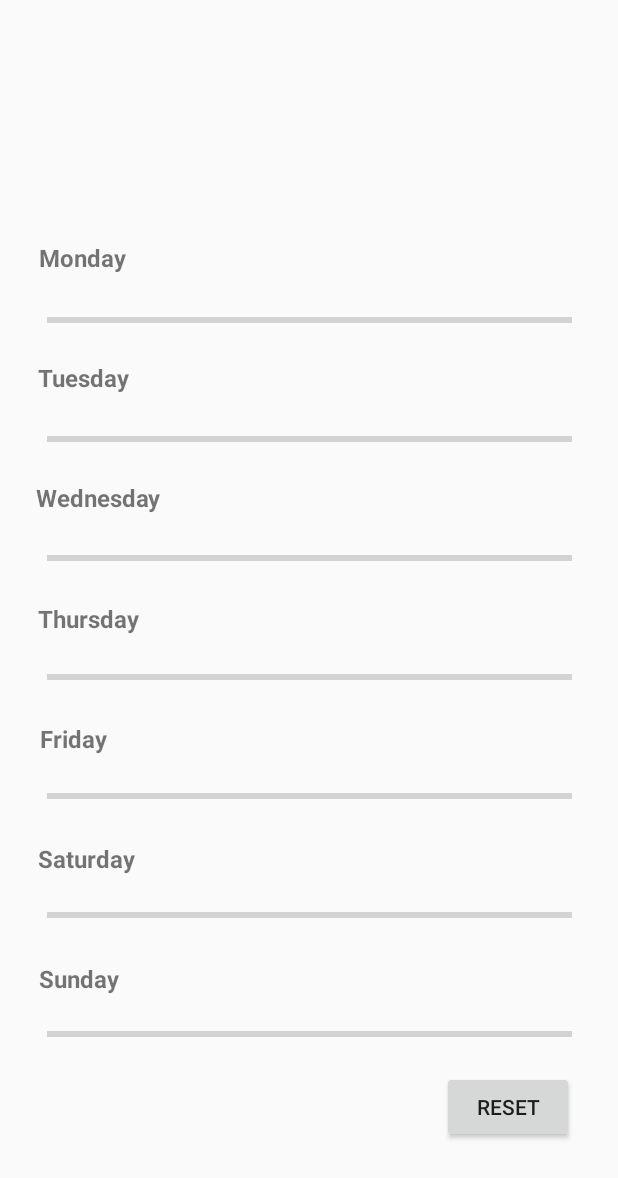
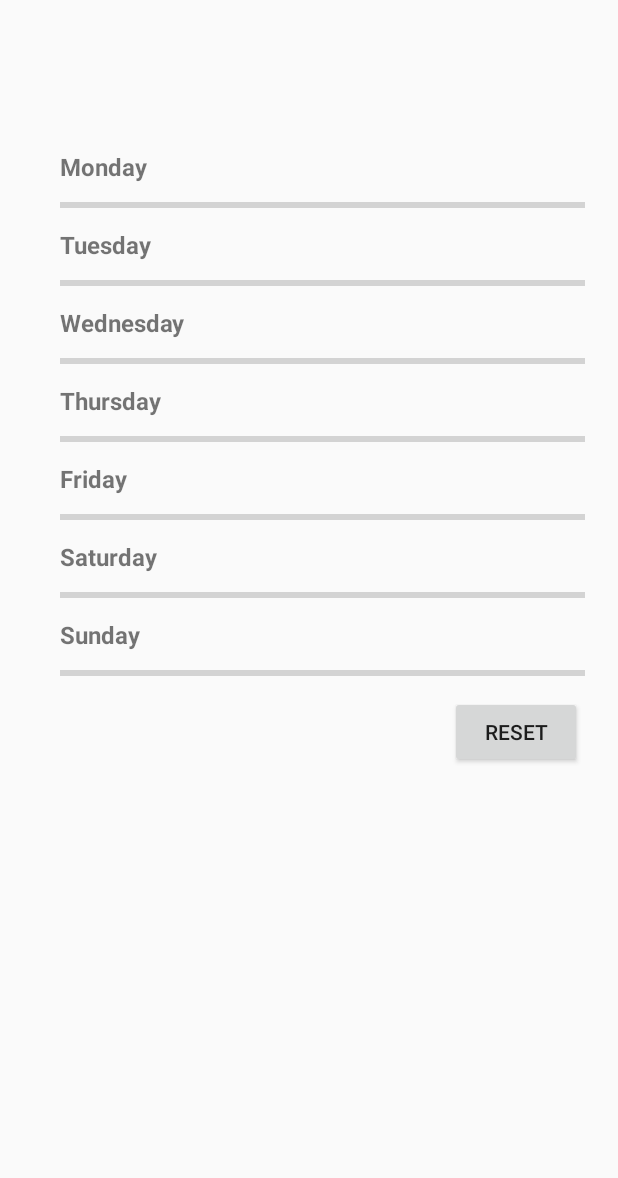
Before and after one commit to ryotiu/FitBuddyCollab, an Android app: the WeeklyTracker screen opened directly, with no data from a screen before it, on a phone screen of 412 x 824 dp. Shown: the top 1178 px of the screen. Run offline under Robolectric (Android 15) with nearby library versions, the phone set to English and light mode, and no system bars.

Commit message:
Modified Weekly Trackers class Modified weekly tracker activity

```diff
--- a/app/src/main/java/com/example/fitbuddy/WeeklyTracker.java
+++ b/app/src/main/java/com/example/fitbuddy/WeeklyTracker.java
@@ -1,14 +1,91 @@
 package com.example.fitbuddy;
 
+import android.content.Intent;
 import android.os.Bundle;
+import android.sax.EndTextElementListener;
+import android.view.View;
+import android.widget.Button;
+import android.widget.CheckBox;
+import android.widget.ProgressBar;
+import android.widget.TextView;
+
 import androidx.appcompat.app.AppCompatActivity;
 
+import org.w3c.dom.Text;
+
 public class WeeklyTracker extends AppCompatActivity {
+
+    // Monday Variables
+    private TextView MondayTextView;
+    private ProgressBar MondayProgressBar;
+    private CheckBox MondayAerobicCheckbox;
+    private CheckBox MondayCircuitCheckbox;
+    private CheckBox MondayIntervalCheckbox;
+    private CheckBox MondayFlexibilityCheckbox;
+    private CheckBox MondayChallengesCheckbox;
 
     @Override
     protected void onCreate(Bundle savedInstanceState) {
         super.onCreate(savedInstanceState);
         setContentView(R.layout.activity_weekly_tracker);
 
+        // Find Monday Contents
+        MondayTextView = findViewById(R.id.MondayTextView);
+        MondayProgressBar = findViewById(R.id.MondayProgressBar);
+        MondayAerobicCheckbox = findViewById(R.id.MondayAerobicCheckbox);
+        MondayCircuitCheckbox = findViewById(R.id.MondayCircuitCheckbox);
+        MondayIntervalCheckbox = findViewById(R.id.MondayIntervalCheckbox);
+        MondayFlexibilityCheckbox = findViewById(R.id.MondayFlexibilityCheckbox);
+        MondayChallengesCheckbox = findViewById(R.id.MondayChallengesCheckbox);
+
+        // Monday Text View Clickable Actions
+        MondayTextView.setOnClickListener(new View.OnClickListener() {
+            @Override
+            public void onClick(View v) {
+                // Hide Monday Tracker Checkboxes
+                if (MondayAerobicCheckbox.getVisibility() == View.VISIBLE && MondayCircuitCheckbox.getVisibility() == View.VISIBLE &&
+                        MondayIntervalCheckbox.getVisibility() == View.VISIBLE && MondayFlexibilityCheckbox.getVisibility() == View.VISIBLE &&
+                        MondayChallengesCheckbox.getVisibility() == View.VISIBLE) {
+                    MondayAerobicCheckbox.setVisibility(View.GONE);
+                    MondayCircuitCheckbox.setVisibility(View.GONE);
+                    MondayIntervalCheckbox.setVisibility(View.GONE);
+                    MondayFlexibilityCheckbox.setVisibility(View.GONE);
+                    MondayChallengesCheckbox.setVisibility(View.GONE);
+                }
+                // Reveal Monday Tracker Checkboxes
+                else  {
+                    MondayAerobicCheckbox.setVisibility(View.VISIBLE);
+                    MondayCircuitCheckbox.setVisibility(View.VISIBLE);
+                    MondayIntervalCheckbox.setVisibility(View.VISIBLE);
+                    MondayFlexibilityCheckbox.setVisibility(View.VISIBLE);
+                    MondayChallengesCheckbox.setVisibility(View.VISIBLE);
+                }
+            }
+        });
+
+        // Monday Progress Bar Clickable Actions
+        MondayProgressBar.setOnClickListener(new View.OnClickListener() {
+            @Override
+            public void onClick(View v) {
+                // Hide Monday Tracker Checkboxes
+                if (MondayAerobicCheckbox.getVisibility() == View.VISIBLE && MondayCircuitCheckbox.getVisibility() == View.VISIBLE &&
+                        MondayIntervalCheckbox.getVisibility() == View.VISIBLE && MondayFlexibilityCheckbox.getVisibility() == View.VISIBLE &&
+                        MondayChallengesCheckbox.getVisibility() == View.VISIBLE) {
+                    MondayAerobicCheckbox.setVisibility(View.GONE);
+                    MondayCircuitCheckbox.setVisibility(View.GONE);
+                    MondayIntervalCheckbox.setVisibility(View.GONE);
+                    MondayFlexibilityCheckbox.setVisibility(View.GONE);
+                    MondayChallengesCheckbox.setVisibility(View.GONE);
+                }
+                // Reveal Monday Tracker Checkboxes
+                else  {
+                    MondayAerobicCheckbox.setVisibility(View.VISIBLE);
+                    MondayCircuitCheckbox.setVisibility(View.VISIBLE);
+                    MondayIntervalCheckbox.setVisibility(View.VISIBLE);
+                    MondayFlexibilityCheckbox.setVisibility(View.VISIBLE);
+                    MondayChallengesCheckbox.setVisibility(View.VISIBLE);
+                }
+            }
+        });
     }
 }
--- a/app/src/main/res/layout/activity_weekly_tracker.xml
+++ b/app/src/main/res/layout/activity_weekly_tracker.xml
@@ -1,35 +1,102 @@
 <?xml version="1.0" encoding="utf-8"?>
-<androidx.constraintlayout.widget.ConstraintLayout xmlns:android="http://schemas.android.com/apk/res/android"
+<ScrollView xmlns:android="http://schemas.android.com/apk/res/android"
     xmlns:app="http://schemas.android.com/apk/res-auto"
     xmlns:tools="http://schemas.android.com/tools"
     android:layout_width="match_parent"
     android:layout_height="match_parent"
     tools:context=".WeeklyTracker">
 
+    <LinearLayout
+        android:layout_width="match_parent"
+        android:layout_height="match_parent"
+        android:orientation="vertical">
+
         <TextView
             android:id="@+id/MondayTextView"
             android:layout_width="wrap_content"
             android:layout_height="wrap_content"
+            android:layout_marginLeft="40dp"
+            android:layout_marginTop="100dp"
+            android:clickable="true"
             android:text="Monday"
             android:textSize="16sp"
             android:textStyle="bold"
             app:layout_constraintBottom_toBottomOf="parent"
             app:layout_constraintEnd_toEndOf="parent"
-        app:layout_constraintHorizontal_bias="0.073"
             app:layout_constraintStart_toStartOf="parent"
-        app:layout_constraintTop_toTopOf="parent"
-        app:layout_constraintVertical_bias="0.200" />
+            app:layout_constraintTop_toTopOf="parent" />
 
         <ProgressBar
             android:id="@+id/MondayProgressBar"
             style="?android:attr/progressBarStyleHorizontal"
             android:layout_width="350dp"
             android:layout_height="30dp"
+            android:layout_marginLeft="40dp"
+            android:clickable="true"
             app:layout_constraintBottom_toBottomOf="parent"
             app:layout_constraintEnd_toEndOf="parent"
             app:layout_constraintStart_toStartOf="parent"
-        app:layout_constraintTop_toTopOf="parent"
-        app:layout_constraintVertical_bias="0.250" />
+            app:layout_constraintTop_toTopOf="parent" />
+
+        <CheckBox
+            android:id="@+id/MondayAerobicCheckbox"
+            android:layout_width="wrap_content"
+            android:layout_height="wrap_content"
+            android:layout_marginLeft="100dp"
+            android:text="Aerobic Training"
+            android:visibility="gone"
+            app:layout_constraintBottom_toBottomOf="parent"
+            app:layout_constraintEnd_toEndOf="parent"
+            app:layout_constraintStart_toStartOf="parent"
+            app:layout_constraintTop_toTopOf="parent" />
+
+        <CheckBox
+            android:id="@+id/MondayCircuitCheckbox"
+            android:layout_width="wrap_content"
+            android:layout_height="wrap_content"
+            android:layout_marginLeft="100dp"
+            android:text="Circuit Training"
+            android:visibility="gone"
+            app:layout_constraintBottom_toBottomOf="parent"
+            app:layout_constraintEnd_toEndOf="parent"
+            app:layout_constraintStart_toStartOf="parent"
+            app:layout_constraintTop_toTopOf="parent" />
+
+        <CheckBox
+            android:id="@+id/MondayIntervalCheckbox"
+            android:layout_width="wrap_content"
+            android:layout_height="wrap_content"
+            android:layout_marginLeft="100dp"
+            android:text="Interval Training"
+            android:visibility="gone"
+            app:layout_constraintBottom_toBottomOf="parent"
+            app:layout_constraintEnd_toEndOf="parent"
+            app:layout_constraintStart_toStartOf="parent"
+            app:layout_constraintTop_toTopOf="parent" />
+
+        <CheckBox
+            android:id="@+id/MondayFlexibilityCheckbox"
+            android:layout_width="wrap_content"
+            android:layout_height="wrap_content"
+            android:layout_marginLeft="100dp"
+            android:text="Flexibility Training"
+            android:visibility="gone"
+            app:layout_constraintBottom_toBottomOf="parent"
+            app:layout_constraintEnd_toEndOf="parent"
+            app:layout_constraintStart_toStartOf="parent"
+            app:layout_constraintTop_toTopOf="parent" />
+
+        <CheckBox
+            android:id="@+id/MondayChallengesCheckbox"
+            android:layout_width="wrap_content"
+            android:layout_height="wrap_content"
+            android:layout_marginLeft="100dp"
+            android:text="Challenges"
+            android:visibility="gone"
+            app:layout_constraintBottom_toBottomOf="parent"
+            app:layout_constraintEnd_toEndOf="parent"
+            app:layout_constraintStart_toStartOf="parent"
+            app:layout_constraintTop_toTopOf="parent" />
 
         <TextView
             android:id="@+id/TuesdayTextView"
@@ -38,23 +105,22 @@
             android:text="Tuesday"
             android:textSize="16sp"
             android:textStyle="bold"
+            android:layout_marginLeft="40dp"
             app:layout_constraintBottom_toBottomOf="parent"
             app:layout_constraintEnd_toEndOf="parent"
-        app:layout_constraintHorizontal_bias="0.073"
             app:layout_constraintStart_toStartOf="parent"
-        app:layout_constraintTop_toTopOf="parent"
-        app:layout_constraintVertical_bias="0.300" />
+            app:layout_constraintTop_toTopOf="parent" />
 
         <ProgressBar
             android:id="@+id/TuesdayProgressBar"
             style="?android:attr/progressBarStyleHorizontal"
             android:layout_width="350dp"
             android:layout_height="30dp"
+            android:layout_marginLeft="40dp"
             app:layout_constraintBottom_toBottomOf="parent"
             app:layout_constraintEnd_toEndOf="parent"
             app:layout_constraintStart_toStartOf="parent"
-        app:layout_constraintTop_toTopOf="parent"
-        app:layout_constraintVertical_bias="0.350" />
+            app:layout_constraintTop_toTopOf="parent" />
 
         <TextView
             android:id="@+id/WednesdayTextView"
@@ -63,23 +129,22 @@
             android:text="Wednesday"
             android:textSize="16sp"
             android:textStyle="bold"
+            android:layout_marginLeft="40dp"
             app:layout_constraintBottom_toBottomOf="parent"
             app:layout_constraintEnd_toEndOf="parent"
-        app:layout_constraintHorizontal_bias="0.073"
             app:layout_constraintStart_toStartOf="parent"
-        app:layout_constraintTop_toTopOf="parent"
-        app:layout_constraintVertical_bias="0.400" />
+            app:layout_constraintTop_toTopOf="parent" />
 
         <ProgressBar
             android:id="@+id/WednesdayProgressBar"
             style="?android:attr/progressBarStyleHorizontal"
             android:layout_width="350dp"
             android:layout_height="30dp"
+            android:layout_marginLeft="40dp"
             app:layout_constraintBottom_toBottomOf="parent"
             app:layout_constraintEnd_toEndOf="parent"
             app:layout_constraintStart_toStartOf="parent"
-        app:layout_constraintTop_toTopOf="parent"
-        app:layout_constraintVertical_bias="0.450" />
+            app:layout_constraintTop_toTopOf="parent" />
 
         <TextView
             android:id="@+id/ThursdayTextView"
@@ -88,23 +153,22 @@
             android:text="Thursday"
             android:textSize="16sp"
             android:textStyle="bold"
+            android:layout_marginLeft="40dp"
             app:layout_constraintBottom_toBottomOf="parent"
             app:layout_constraintEnd_toEndOf="parent"
-        app:layout_constraintHorizontal_bias="0.073"
             app:layout_constraintStart_toStartOf="parent"
-        app:layout_constraintTop_toTopOf="parent"
-        app:layout_constraintVertical_bias="0.500" />
+            app:layout_constraintTop_toTopOf="parent" />
 
         <ProgressBar
             android:id="@+id/ThursdayProgressBar"
             style="?android:attr/progressBarStyleHorizontal"
             android:layout_width="350dp"
             android:layout_height="30dp"
+            android:layout_marginLeft="40dp"
             app:layout_constraintBottom_toBottomOf="parent"
             app:layout_constraintEnd_toEndOf="parent"
             app:layout_constraintStart_toStartOf="parent"
-        app:layout_constraintTop_toTopOf="parent"
-        app:layout_constraintVertical_bias="0.550" />
+            app:layout_constraintTop_toTopOf="parent" />
 
         <TextView
             android:id="@+id/FridayTextView"
@@ -113,23 +177,22 @@
             android:text="Friday"
             android:textSize="16sp"
             android:textStyle="bold"
+            android:layout_marginLeft="40dp"
             app:layout_constraintBottom_toBottomOf="parent"
             app:layout_constraintEnd_toEndOf="parent"
-        app:layout_constraintHorizontal_bias="0.073"
             app:layout_constraintStart_toStartOf="parent"
-        app:layout_constraintTop_toTopOf="parent"
-        app:layout_constraintVertical_bias="0.600" />
+            app:layout_constraintTop_toTopOf="parent" />
 
         <ProgressBar
             android:id="@+id/FridayProgressBar"
             style="?android:attr/progressBarStyleHorizontal"
             android:layout_width="350dp"
             android:layout_height="30dp"
+            android:layout_marginLeft="40dp"
             app:layout_constraintBottom_toBottomOf="parent"
             app:layout_constraintEnd_toEndOf="parent"
             app:layout_constraintStart_toStartOf="parent"
-        app:layout_constraintTop_toTopOf="parent"
-        app:layout_constraintVertical_bias="0.650" />
+            app:layout_constraintTop_toTopOf="parent" />
 
         <TextView
             android:id="@+id/SaturdayTextView"
@@ -138,23 +201,22 @@
             android:text="Saturday"
             android:textSize="16sp"
             android:textStyle="bold"
+            android:layout_marginLeft="40dp"
             app:layout_constraintBottom_toBottomOf="parent"
             app:layout_constraintEnd_toEndOf="parent"
-        app:layout_constraintHorizontal_bias="0.073"
             app:layout_constraintStart_toStartOf="parent"
-        app:layout_constraintTop_toTopOf="parent"
-        app:layout_constraintVertical_bias="0.700" />
+            app:layout_constraintTop_toTopOf="parent" />
 
         <ProgressBar
             android:id="@+id/SaturdayProgressBar"
             style="?android:attr/progressBarStyleHorizontal"
             android:layout_width="350dp"
             android:layout_height="30dp"
+            android:layout_marginLeft="40dp"
             app:layout_constraintBottom_toBottomOf="parent"
             app:layout_constraintEnd_toEndOf="parent"
             app:layout_constraintStart_toStartOf="parent"
-        app:layout_constraintTop_toTopOf="parent"
-        app:layout_constraintVertical_bias="0.750" />
+            app:layout_constraintTop_toTopOf="parent" />
 
         <TextView
             android:id="@+id/SundayTextView"
@@ -163,34 +225,34 @@
             android:text="Sunday"
             android:textSize="16sp"
             android:textStyle="bold"
+            android:layout_marginLeft="40dp"
             app:layout_constraintBottom_toBottomOf="parent"
             app:layout_constraintEnd_toEndOf="parent"
-        app:layout_constraintHorizontal_bias="0.073"
             app:layout_constraintStart_toStartOf="parent"
-        app:layout_constraintTop_toTopOf="parent"
-        app:layout_constraintVertical_bias="0.800" />
+            app:layout_constraintTop_toTopOf="parent" />
 
         <ProgressBar
             android:id="@+id/SundayProgressBar"
             style="?android:attr/progressBarStyleHorizontal"
             android:layout_width="350dp"
             android:layout_height="30dp"
+            android:layout_marginLeft="40dp"
             app:layout_constraintBottom_toBottomOf="parent"
             app:layout_constraintEnd_toEndOf="parent"
             app:layout_constraintStart_toStartOf="parent"
-        app:layout_constraintTop_toTopOf="parent"
-        app:layout_constraintVertical_bias="0.850" />
+            app:layout_constraintTop_toTopOf="parent" />
 
         <Button
             android:id="@+id/WeeklyResetButton"
             android:layout_width="wrap_content"
             android:layout_height="wrap_content"
             android:text="Reset"
+            android:layout_marginLeft="300dp"
             app:layout_constraintBottom_toBottomOf="parent"
             app:layout_constraintEnd_toEndOf="parent"
-        app:layout_constraintHorizontal_bias="0.910"
             app:layout_constraintStart_toStartOf="parent"
-        app:layout_constraintTop_toTopOf="parent"
-        app:layout_constraintVertical_bias="0.920" />
+            app:layout_constraintTop_toTopOf="parent" />
 
-</androidx.constraintlayout.widget.ConstraintLayout>
+    </LinearLayout>
+
+</ScrollView>
```
Lines whose indentation alone changed are shown as unchanged.
